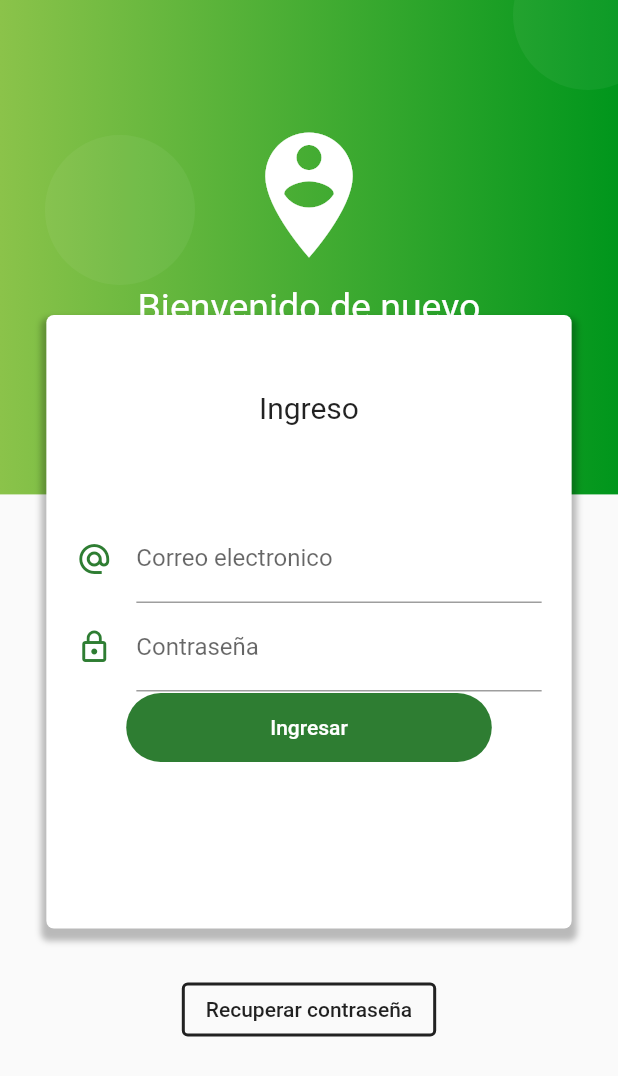
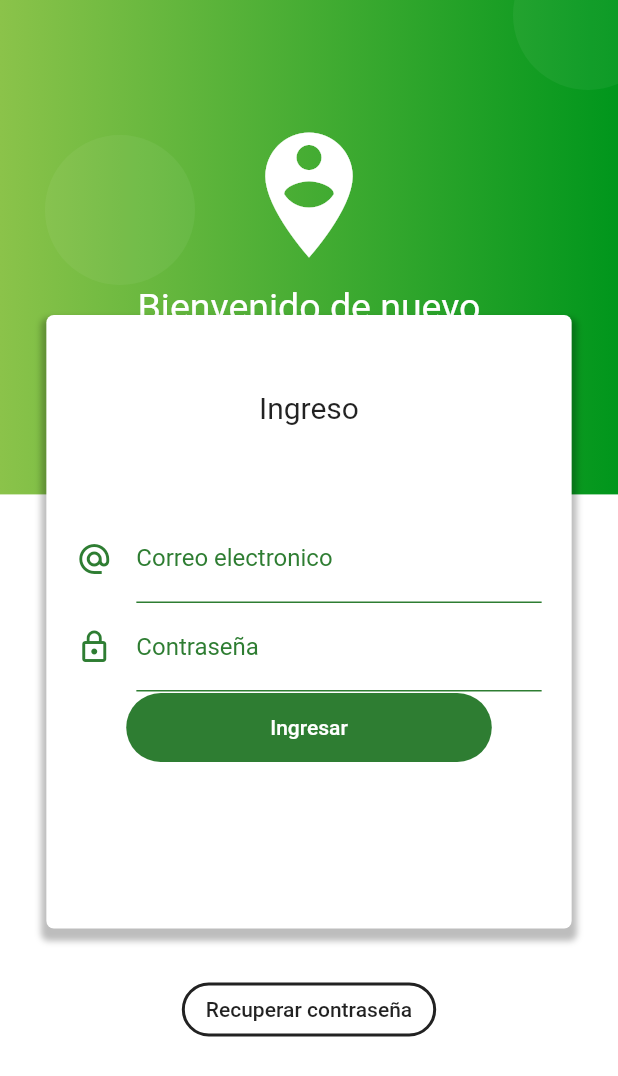
Before and after one commit to OlafRuv/traduciendo_con_sentido, a Flutter app: the InicioSesionPage screen opened by its route, on a phone screen of 412 x 824 dp. Shown: the top 1076 px of the screen. Run offline on Flutter 3.47's test engine with Material 2 defaults, Android fonts, the phone set to English and light mode, and no system bars; our stand-ins replace cloud_firestore, firebase_auth, firebase_core, image_picker; accounts and stored records are empty.

Commit message:
App Theme creado, Validators abstraidos y mejoras en Rutas

```diff
--- a/lib/main.dart
+++ b/lib/main.dart
@@ -1,6 +1,7 @@
 import 'package:flutter/material.dart';
 import 'package:firebase_core/firebase_core.dart';
 import 'package:tcs/router/app_routes.dart';
+import 'package:tcs/theme/app_theme.dart';
 
 void main() {
 // Nos aseguramos que todas las dependencias esten inicializadas antes de comenzar a lanzar los widgets
@@ -28,6 +29,7 @@ class MyApp extends StatelessWidget {
       routes: AppRoutes.getAppRoutes(),
       // Rua default
       onGenerateRoute: AppRoutes.onGenerateRoute,
+      theme: AppTheme.lightTheme,
     );
   }
 }
--- a/lib/router/app_routes.dart
+++ b/lib/router/app_routes.dart
@@ -12,7 +12,7 @@ class AppRoutes{
   static const initialRoute = 'scroll';
   static final menuOptions = <MenuOption>[
     MenuOption(route: 'iniciar_sesion',         icon: Icons.account_box_rounded,        name: 'Inicio Sesion',          screen: const InicioSesionPage()),
-    MenuOption(route: 'crear_sesion',           icon: Icons.add_circle_outline_rounded, name: 'Crear Sesion',           screen: CrearSesionPage()),
+    MenuOption(route: 'crear_sesion',           icon: Icons.add_circle_outline_rounded, name: 'Crear Sesion',           screen: const CrearSesionPage()),
     MenuOption(route: 'traducir_texto',         icon: Icons.translate_rounded,          name: 'Traduccion Texto',       screen: const TraducirTextoPage()),
     MenuOption(route: 'traducir_documentos',    icon: Icons.document_scanner_rounded,   name: 'Traduccion Documentos',  screen: const TraducirDocumentosPage()),
     MenuOption(route: 'traducir_imagenes',      icon: Icons.image_rounded,              name: 'Traduccion Imagenes',    screen: const TraducirImagenesPage()),
--- /dev/null
+++ b/lib/theme/app_theme.dart
@@ -0,0 +1,128 @@
+import 'package:flutter/material.dart';
+
+// * ARCHIVO DEL TEMA DE LA APLICACION
+// Creamos un tema para la aplicacion
+
+class AppTheme{
+  // Variables generales
+  static Color? primary = Colors.green[800];
+  static const Color primaryDarker = Colors.green;
+  static const Color bgColor = Colors.white;
+
+  // Variables del titulo
+  static const Color titleColor = Colors.black;
+  static const double titleSize = 30.0;
+
+  // Variables de bottom nav bar
+  static const double iconSize = 30.0;
+
+  // Variables de botones
+  static const Color buttonTextColor = Colors.white;
+  static Color? buttonColorv1 = primary;
+  static Color? buttonColorv2 = Colors.redAccent[700];
+  static const double size20 = 20.0;
+  static const double size18 = 18.0;
+  static const double size15 = 15.0;
+
+  // Gradiente de Colores
+  static Color grad1 = Colors.lightGreen;
+  static Color grad2 = const Color.fromRGBO(0, 150, 28, 1.0);
+
+  // Definimos todo el tema de la aplicacion dentro del LightTheme de la misma
+  static final ThemeData lightTheme = ThemeData.light().copyWith(
+    primaryColor: Colors.green[800],
+
+    // Scaffold background Color
+    scaffoldBackgroundColor: bgColor,
+
+    // AppbarTheme
+    appBarTheme: AppBarTheme(
+      backgroundColor: primary,
+      elevation: 10
+    ),
+
+    //OverscrollColor
+    colorScheme: ColorScheme.fromSwatch(
+      accentColor: primary,
+    ),
+
+    bottomNavigationBarTheme: BottomNavigationBarThemeData(
+      elevation: 30,
+      unselectedItemColor: Colors.grey,
+      backgroundColor: bgColor,
+      selectedItemColor: primary,
+    ),
+
+    // TextButtonTheme
+    textButtonTheme:  TextButtonThemeData(
+      style: TextButton.styleFrom(primary: primary),
+    ),
+
+    // // FloatingActionButtonTheme
+    // floatingActionButtonTheme: const FloatingActionButtonThemeData(
+    //   backgroundColor: primary,
+    // ),
+
+    // OutlinedButtonTheme
+    outlinedButtonTheme:  OutlinedButtonThemeData(
+      style: OutlinedButton.styleFrom(
+        primary: Colors.black,
+        side: const BorderSide(color: Colors.black, width: 1.0),
+        shape: const StadiumBorder(),
+      )
+    ),
+
+    // ElevatedButtonTheme
+    elevatedButtonTheme: ElevatedButtonThemeData(
+      style: ElevatedButton.styleFrom(
+        primary: buttonColorv1,
+        shape: const StadiumBorder(),
+        elevation: 10,
+        padding: const EdgeInsets.symmetric(
+          horizontal: 80,
+          vertical: 20,
+          ),
+        textStyle: const TextStyle(
+          color: Colors.white
+        ),
+      ),
+    ),
+
+    // Input Decoration Theme
+    inputDecorationTheme: InputDecorationTheme(
+      labelStyle: TextStyle(color: primary),
+      floatingLabelStyle: TextStyle( color: primary),
+      enabledBorder: UnderlineInputBorder(
+        borderSide: BorderSide(color: primary!),
+      ),
+      focusedBorder: UnderlineInputBorder(
+        borderSide: BorderSide(color: primary!),
+      ),
+      disabledBorder: UnderlineInputBorder(
+        borderSide: BorderSide(color: buttonColorv2!),
+      ),
+      border: UnderlineInputBorder(
+        borderSide: BorderSide(color: primary!),
+      ),
+    )
+
+  );
+
+  // * Mas adelante se pretende que en esta parte se definan mas temas de la aplicacion
+  // ? Tema de alto contraste
+  static final ThemeData darkTheme = ThemeData.dark().copyWith(
+    // primaryColor: primary,
+    // appBarTheme: const AppBarTheme(
+    //   color: primary,
+    //   elevation:0
+    // ),
+    // scaffoldBackgroundColor: Colors.black
+  );
+
+
+
+
+
+
+
+}
--- /dev/null
+++ b/lib/utils/validators.dart
@@ -0,0 +1,25 @@
+String? validarEmail(String? formularioEmail){ //Editado
+  if(formularioEmail ==null || formularioEmail.isEmpty){
+    return 'Correo electronico requerido';
+  }
+
+  String patron = r'\w+@\w+\.\w+';
+  RegExp regex = RegExp(patron);
+  if(!regex.hasMatch(formularioEmail)){
+    return 'Formato de Correo Electronico invalido.';
+  }
+    return null;
+}
+
+String? validarPassword(String? formularioPassword){ //Editado
+  if(formularioPassword ==null || formularioPassword.isEmpty){
+    return 'Contraseña requerida';
+  }
+
+  String patron = r'^(?=.*?[A-Z])(?=.*?[a-z])(?=.*?[0-9])(?=.*?[!@#\$&*~.]).{6,}$';
+  RegExp regex = RegExp(patron);
+  if(!regex.hasMatch(formularioPassword)){
+    return 'La contraseña debe de tener al menos 6 caracteres, incluyendo alguna letra mayuscula, minuscula, numero y simbolo';
+  }
+    return null;
+}
```
